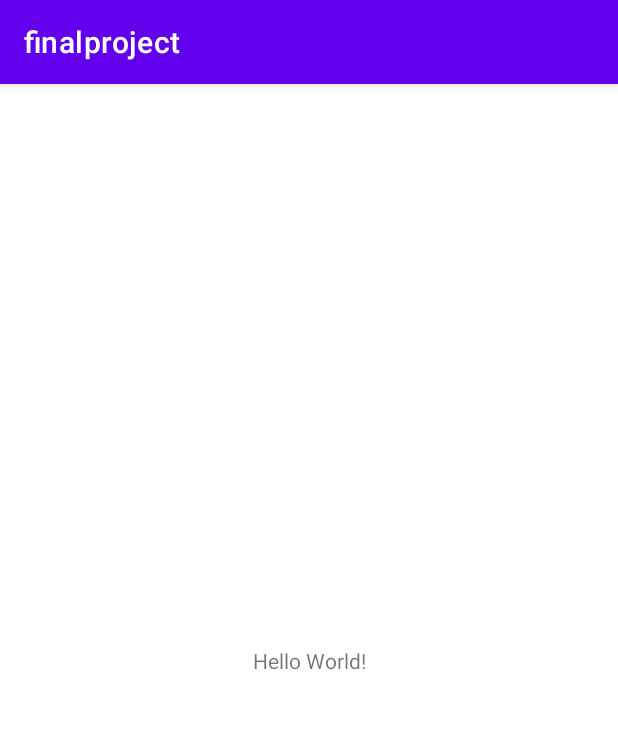
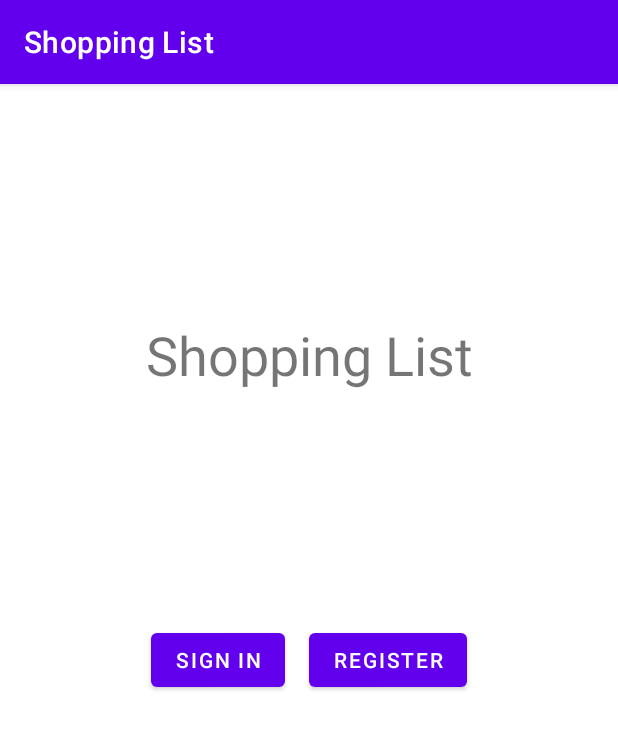
Before and after one commit to giaopham99/RoommateShopping, an Android app: the screen it shows after launch (MainActivity before the commit, SplashScreenActivity after it), on a phone screen of 412 x 824 dp. Shown: the top 729 px of the screen. Run offline under Robolectric (Android 15) with nearby library versions, the phone set to English and light mode, and no system bars.

Commit message:
created a simple splashscreen

```diff
--- a/app/src/main/AndroidManifest.xml
+++ b/app/src/main/AndroidManifest.xml
@@ -9,7 +9,8 @@
         android:roundIcon="@mipmap/ic_launcher_round"
         android:supportsRtl="true"
         android:theme="@style/Theme.Finalproject">
-        <activity android:name=".MainActivity">
+        <activity android:name=".MainActivity"></activity>
+        <activity android:name=".SplashScreenActivity">
             <intent-filter>
                 <action android:name="android.intent.action.MAIN" />
 
--- /dev/null
+++ b/app/src/main/java/cs/uga/edu/finalproject/SplashScreenActivity.java
@@ -0,0 +1,14 @@
+package cs.uga.edu.finalproject;
+
+import androidx.appcompat.app.AppCompatActivity;
+
+import android.os.Bundle;
+
+public class SplashScreenActivity extends AppCompatActivity {
+
+    @Override
+    protected void onCreate(Bundle savedInstanceState) {
+        super.onCreate(savedInstanceState);
+        setContentView(R.layout.activity_splash_screen);
+    }
+}
--- /dev/null
+++ b/app/src/main/res/layout/activity_splash_screen.xml
@@ -0,0 +1,46 @@
+<?xml version="1.0" encoding="utf-8"?>
+<androidx.constraintlayout.widget.ConstraintLayout xmlns:android="http://schemas.android.com/apk/res/android"
+    xmlns:app="http://schemas.android.com/apk/res-auto"
+    xmlns:tools="http://schemas.android.com/tools"
+    android:layout_width="match_parent"
+    android:layout_height="match_parent"
+    tools:context=".SplashScreenActivity">
+
+    <TextView
+        android:id="@+id/textView"
+        android:layout_width="wrap_content"
+        android:layout_height="wrap_content"
+        android:text="Shopping List"
+        android:textSize="36sp"
+        app:layout_constraintBottom_toTopOf="@+id/button3"
+        app:layout_constraintEnd_toEndOf="parent"
+        app:layout_constraintStart_toStartOf="parent"
+        app:layout_constraintTop_toTopOf="parent" />
+
+    <Button
+        android:id="@+id/button2"
+        android:layout_width="wrap_content"
+        android:layout_height="wrap_content"
+        android:layout_marginEnd="8dp"
+        android:layout_marginRight="8dp"
+        android:text="Sign In"
+        app:layout_constraintBottom_toBottomOf="parent"
+        app:layout_constraintEnd_toStartOf="@+id/button3"
+        app:layout_constraintHorizontal_bias="0.5"
+        app:layout_constraintHorizontal_chainStyle="packed"
+        app:layout_constraintStart_toStartOf="parent"
+        app:layout_constraintTop_toTopOf="parent" />
+
+    <Button
+        android:id="@+id/button3"
+        android:layout_width="wrap_content"
+        android:layout_height="wrap_content"
+        android:layout_marginStart="8dp"
+        android:layout_marginLeft="8dp"
+        android:text="Register"
+        app:layout_constraintBottom_toBottomOf="parent"
+        app:layout_constraintEnd_toEndOf="parent"
+        app:layout_constraintHorizontal_bias="0.5"
+        app:layout_constraintStart_toEndOf="@+id/button2"
+        app:layout_constraintTop_toTopOf="parent" />
+</androidx.constraintlayout.widget.ConstraintLayout>
--- a/app/src/main/res/values/strings.xml
+++ b/app/src/main/res/values/strings.xml
@@ -1,3 +1,3 @@
 <resources>
-    <string name="app_name">finalproject</string>
+    <string name="app_name">Shopping List</string>
 </resources>
```
